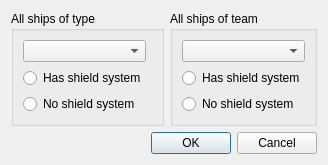
Before: the Qt Designer form qtfred/ui/ShieldSystemDialog.ui in scp-fs2open/fs2open.github.com, drawn with Qt 5.
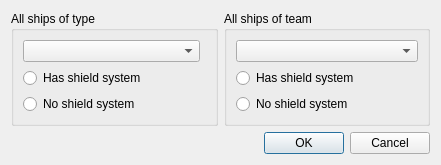
After: the same form once the commit is applied.

Commit message:
QtFRED Shield Sys Dialog (#6991)
* refactor global shield sys dialog

* I win this time, Clang

* Or not...

What changed in the file:
```diff
--- a/qtfred/ui/ShieldSystemDialog.ui
+++ b/qtfred/ui/ShieldSystemDialog.ui
@@ -6,15 +6,29 @@
    <rect>
     <x>0</x>
     <y>0</y>
-    <width>310</width>
-    <height>161</height>
+    <width>441</width>
+    <height>150</height>
    </rect>
   </property>
+  <property name="minimumSize">
+   <size>
+    <width>0</width>
+    <height>0</height>
+   </size>
+  </property>
+  <property name="maximumSize">
+   <size>
+    <width>16777215</width>
+    <height>16777215</height>
+   </size>
+  </property>
   <property name="windowTitle">
    <string>Shield System Editor</string>
   </property>
-  <layout class="QGridLayout" name="gridLayout">
-   <item row="0" column="0" colspan="2">
+  <layout class="QVBoxLayout" name="verticalLayout_3">
+   <item>
+    <layout class="QHBoxLayout" name="horizontalLayout">
+     <item>
     <widget class="QGroupBox" name="shipTypeGroupBox">
      <property name="title">
       <string>All ships of type</string>
@@ -52,7 +66,7 @@
      </layout>
     </widget>
    </item>
-   <item row="0" column="2">
+     <item>
     <widget class="QGroupBox" name="shipTeamGroupBox">
      <property name="title">
       <string>All ships of team</string>
@@ -90,21 +104,10 @@
      </layout>
     </widget>
    </item>
-   <item row="1" column="0">
-    <spacer name="verticalSpacer_1">
-     <property name="orientation">
-      <enum>Qt::Vertical</enum>
-     </property>
-     <property name="sizeHint" stdset="0">
-      <size>
-       <width>20</width>
-       <height>28</height>
-      </size>
-     </property>
-    </spacer>
+    </layout>
    </item>
-   <item row="1" column="1" colspan="2">
-    <widget class="QDialogButtonBox" name="dialogButtonBox">
+   <item>
+    <widget class="QDialogButtonBox" name="okAndCancelButtons">
      <property name="standardButtons">
       <set>QDialogButtonBox::Cancel|QDialogButtonBox::Ok</set>
      </property>
```
Left out of the diff: 22 changed lines with no effect on the pictures. Lines whose indentation alone changed are shown as unchanged. The commit also changes 6 other files.
